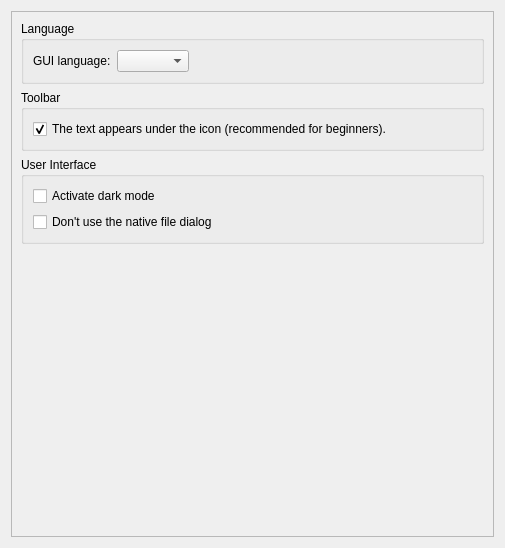
Before: the Qt Designer form src/app/puzzle/dialogs/configpages/puzzlepreferencesconfigurationpage.ui in dismine/valentina, drawn with Qt 5.
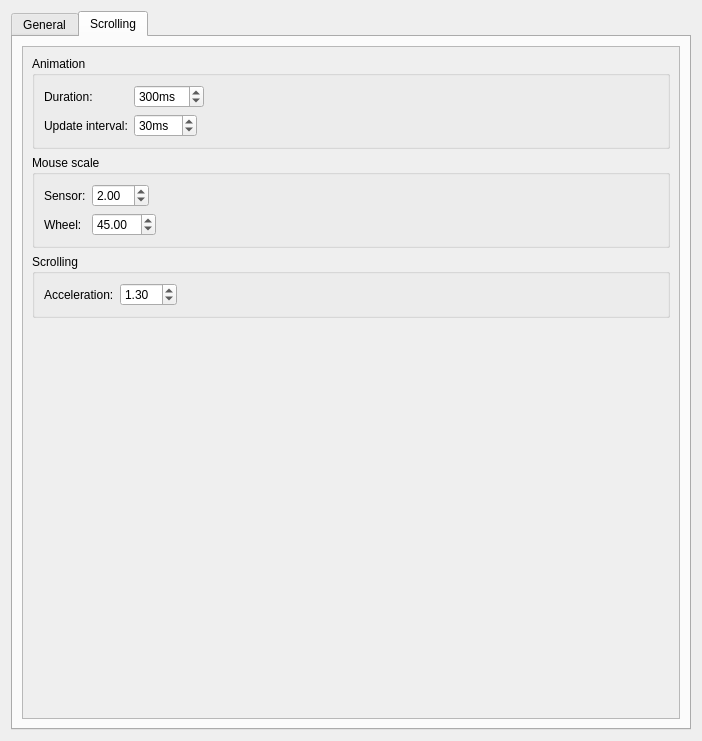
After: the same form once the commit is applied. The open tabs and pages were chosen to show the change.

Commit message: Default layout settings.

```diff
--- a/src/app/puzzle/dialogs/configpages/puzzlepreferencesconfigurationpage.ui
+++ b/src/app/puzzle/dialogs/configpages/puzzlepreferencesconfigurationpage.ui
@@ -6,8 +6,8 @@
    <rect>
     <x>0</x>
     <y>0</y>
-    <width>505</width>
-    <height>548</height>
+    <width>702</width>
+    <height>741</height>
    </rect>
   </property>
   <property name="windowTitle">
@@ -15,6 +15,16 @@
   </property>
   <layout class="QVBoxLayout" name="verticalLayout">
    <item>
+    <widget class="QTabWidget" name="tabWidget">
+     <property name="currentIndex">
+      <number>0</number>
+     </property>
+     <widget class="QWidget" name="tabGeneral">
+      <attribute name="title">
+       <string>General</string>
+      </attribute>
+      <layout class="QVBoxLayout" name="verticalLayout_2">
+       <item>
     <widget class="QScrollArea" name="scrollArea">
      <property name="widgetResizable">
       <bool>true</bool>
@@ -24,11 +34,11 @@
        <rect>
         <x>0</x>
         <y>0</y>
-        <width>494</width>
-        <height>514</height>
-       </rect>
-      </property>
-      <layout class="QVBoxLayout" name="verticalLayout_2">
+            <width>660</width>
+            <height>672</height>
+           </rect>
+          </property>
+          <layout class="QVBoxLayout" name="verticalLayout_6">
        <item>
         <widget class="QGroupBox" name="groupBox_2">
          <property name="title">
@@ -105,6 +115,212 @@
           </size>
          </property>
         </spacer>
+           </item>
+          </layout>
+         </widget>
+        </widget>
+       </item>
+      </layout>
+     </widget>
+     <widget class="QWidget" name="tabScrolling">
+      <attribute name="title">
+       <string>Scrolling</string>
+      </attribute>
+      <layout class="QVBoxLayout" name="verticalLayout_7">
+       <item>
+        <widget class="QScrollArea" name="scrollArea_2">
+         <property name="widgetResizable">
+          <bool>true</bool>
+         </property>
+         <widget class="QWidget" name="scrollAreaWidgetContents_2">
+          <property name="geometry">
+           <rect>
+            <x>0</x>
+            <y>0</y>
+            <width>660</width>
+            <height>672</height>
+           </rect>
+          </property>
+          <layout class="QVBoxLayout" name="verticalLayout_8">
+           <item>
+            <widget class="QGroupBox" name="groupBox">
+             <property name="title">
+              <string>Animation</string>
+             </property>
+             <layout class="QFormLayout" name="formLayout_3">
+              <property name="fieldGrowthPolicy">
+               <enum>QFormLayout::ExpandingFieldsGrow</enum>
+              </property>
+              <item row="0" column="0">
+               <widget class="QLabel" name="label_8">
+                <property name="text">
+                 <string>Duration:</string>
+                </property>
+               </widget>
+              </item>
+              <item row="0" column="1">
+               <widget class="QSpinBox" name="spinBoxDuration">
+                <property name="toolTip">
+                 <string>Scrolling animation duration</string>
+                </property>
+                <property name="suffix">
+                 <string comment="milliseconds">ms</string>
+                </property>
+                <property name="minimum">
+                 <number>100</number>
+                </property>
+                <property name="maximum">
+                 <number>1000</number>
+                </property>
+                <property name="value">
+                 <number>300</number>
+                </property>
+               </widget>
+              </item>
+              <item row="1" column="0">
+               <widget class="QLabel" name="label_10">
+                <property name="text">
+                 <string>Update interval:</string>
+                </property>
+               </widget>
+              </item>
+              <item row="1" column="1">
+               <widget class="QSpinBox" name="spinBoxUpdateInterval">
+                <property name="toolTip">
+                 <string>Time in milliseconds between each animation update</string>
+                </property>
+                <property name="suffix">
+                 <string comment="milliseconds">ms</string>
+                </property>
+                <property name="minimum">
+                 <number>10</number>
+                </property>
+                <property name="maximum">
+                 <number>100</number>
+                </property>
+                <property name="value">
+                 <number>30</number>
+                </property>
+               </widget>
+              </item>
+             </layout>
+            </widget>
+           </item>
+           <item>
+            <widget class="QGroupBox" name="groupBox_8">
+             <property name="title">
+              <string>Mouse scale</string>
+             </property>
+             <layout class="QFormLayout" name="formLayout_4">
+              <property name="fieldGrowthPolicy">
+               <enum>QFormLayout::ExpandingFieldsGrow</enum>
+              </property>
+              <item row="0" column="0">
+               <widget class="QLabel" name="label_11">
+                <property name="text">
+                 <string comment="sensor mouse">Sensor:</string>
+                </property>
+               </widget>
+              </item>
+              <item row="0" column="1">
+               <widget class="QDoubleSpinBox" name="doubleSpinBoxSensor">
+                <property name="toolTip">
+                 <string>Scale scrolling sensitivity for mouse with sensor</string>
+                </property>
+                <property name="minimum">
+                 <double>1.000000000000000</double>
+                </property>
+                <property name="maximum">
+                 <double>10.000000000000000</double>
+                </property>
+                <property name="singleStep">
+                 <double>0.100000000000000</double>
+                </property>
+                <property name="value">
+                 <double>2.000000000000000</double>
+                </property>
+               </widget>
+              </item>
+              <item row="1" column="0">
+               <widget class="QLabel" name="label_12">
+                <property name="text">
+                 <string comment="mouse wheel">Wheel:</string>
+                </property>
+               </widget>
+              </item>
+              <item row="1" column="1">
+               <widget class="QDoubleSpinBox" name="doubleSpinBoxWheel">
+                <property name="toolTip">
+                 <string>Scale scrolling sensitivity for mouse with wheel</string>
+                </property>
+                <property name="minimum">
+                 <double>1.000000000000000</double>
+                </property>
+                <property name="maximum">
+                 <double>100.000000000000000</double>
+                </property>
+                <property name="singleStep">
+                 <double>0.100000000000000</double>
+                </property>
+                <property name="value">
+                 <double>45.000000000000000</double>
+                </property>
+               </widget>
+              </item>
+             </layout>
+            </widget>
+           </item>
+           <item>
+            <widget class="QGroupBox" name="groupBox_7">
+             <property name="title">
+              <string>Scrolling</string>
+             </property>
+             <layout class="QFormLayout" name="formLayout_5">
+              <property name="fieldGrowthPolicy">
+               <enum>QFormLayout::ExpandingFieldsGrow</enum>
+              </property>
+              <item row="0" column="0">
+               <widget class="QLabel" name="label_13">
+                <property name="text">
+                 <string>Acceleration:</string>
+                </property>
+               </widget>
+              </item>
+              <item row="0" column="1">
+               <widget class="QDoubleSpinBox" name="doubleSpinBoxAcceleration">
+                <property name="minimum">
+                 <double>1.000000000000000</double>
+                </property>
+                <property name="maximum">
+                 <double>10.000000000000000</double>
+                </property>
+                <property name="singleStep">
+                 <double>0.100000000000000</double>
+                </property>
+                <property name="value">
+                 <double>1.300000000000000</double>
+                </property>
+               </widget>
+              </item>
+             </layout>
+            </widget>
+           </item>
+           <item>
+            <spacer name="verticalSpacer_2">
+             <property name="orientation">
+              <enum>Qt::Vertical</enum>
+             </property>
+             <property name="sizeHint" stdset="0">
+              <size>
+               <width>20</width>
+               <height>359</height>
+              </size>
+             </property>
+            </spacer>
+           </item>
+          </layout>
+         </widget>
+        </widget>
        </item>
       </layout>
      </widget>
```
Left out of the diff: 52 changed lines with no effect on the pictures. Lines whose indentation alone changed are shown as unchanged. The commit also changes 27 other files.
